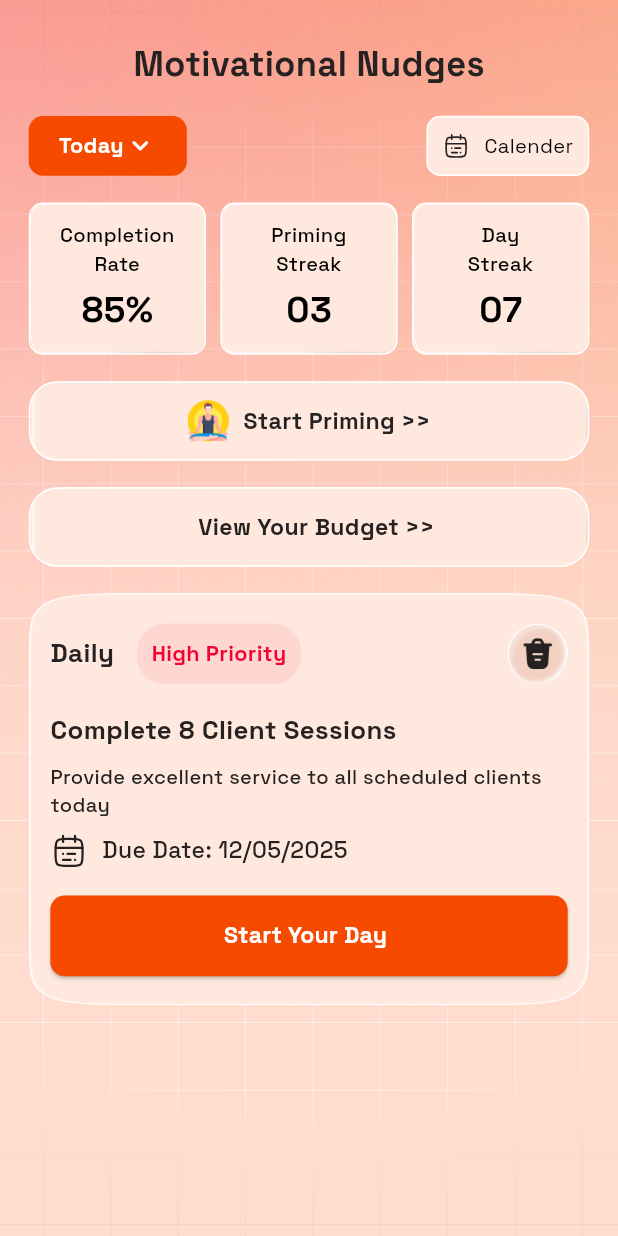
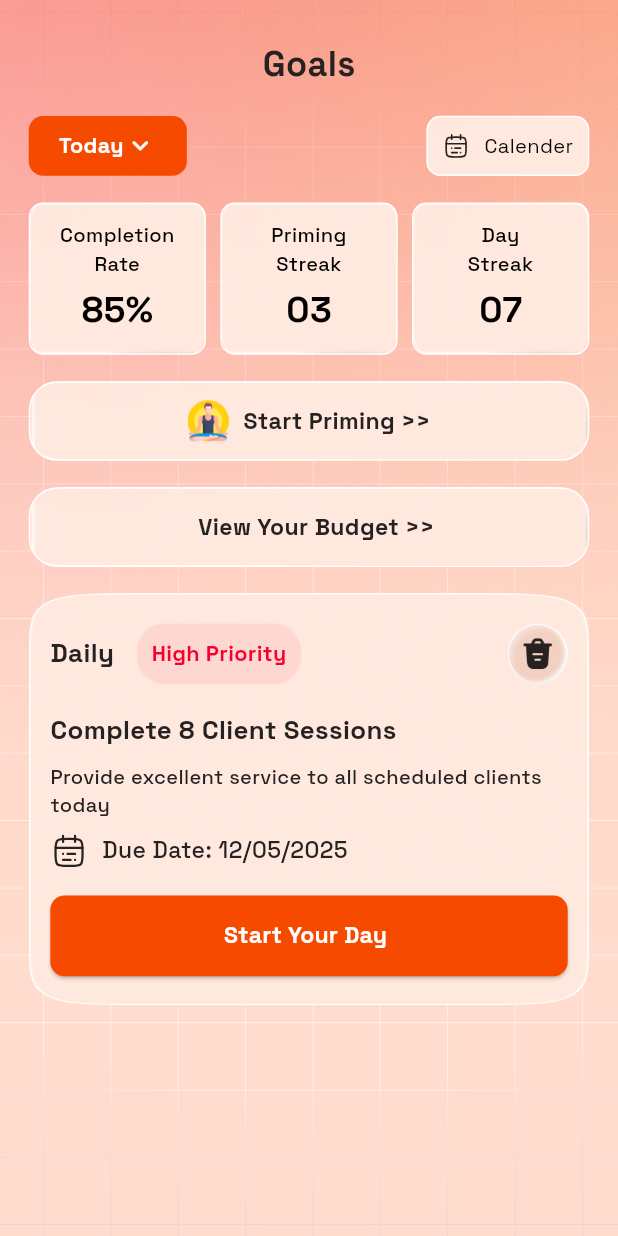
Before and after one commit to vjtyler68-cloud/goalshare-app, a Flutter app: the GoalsScreen screen opened by its route, on a phone screen of 412 x 824 dp. Run offline on Flutter 3.47's test engine with Material 3 defaults, Android fonts, the phone set to English and light mode, and no system bars; our stand-ins replace carousel_slider, dotted_border, flutter_screenutil, flutter_svg, get, google_fonts and 2 more; network calls fail.

Commit message:
appbar name change goal

```diff
--- a/lib/features/goals/screen/goals_screen.dart
+++ b/lib/features/goals/screen/goals_screen.dart
@@ -35,7 +35,7 @@ class GoalsScreen extends StatelessWidget {
               // appbar
               Center(
                 child: Text(
-                  'Motivational Nudges',
+                  'Goals',
                   style: AppFonts.spaceGrotesk.copyWith(
                     fontWeight: FontWeight.w700,
                     fontSize: AppSizes.sp(24),
--- a/lib/features/mainnavbar/controller/main_navbar_controller.dart
+++ b/lib/features/mainnavbar/controller/main_navbar_controller.dart
@@ -2,6 +2,8 @@ import 'package:flutter/material.dart';
 import 'package:get/get.dart';
 import 'package:spanx/core/const/app_icons.dart';
 import 'package:spanx/features/home/screen/home_screen.dart';
+
+import '../../goals/screen/goals_screen.dart';
 
 class MainNavBarController extends GetxController {
   RxInt selectedIndex = 0.obs;
@@ -20,7 +22,7 @@ class MainNavBarController extends GetxController {
 
   final List<Widget> pages = [
     HomeScreen(),
-    Center(child: Text('data')),
+    GoalsScreen(),
     Center(child: Text('data')),
     Center(child: Text('data')),
   ];
```
